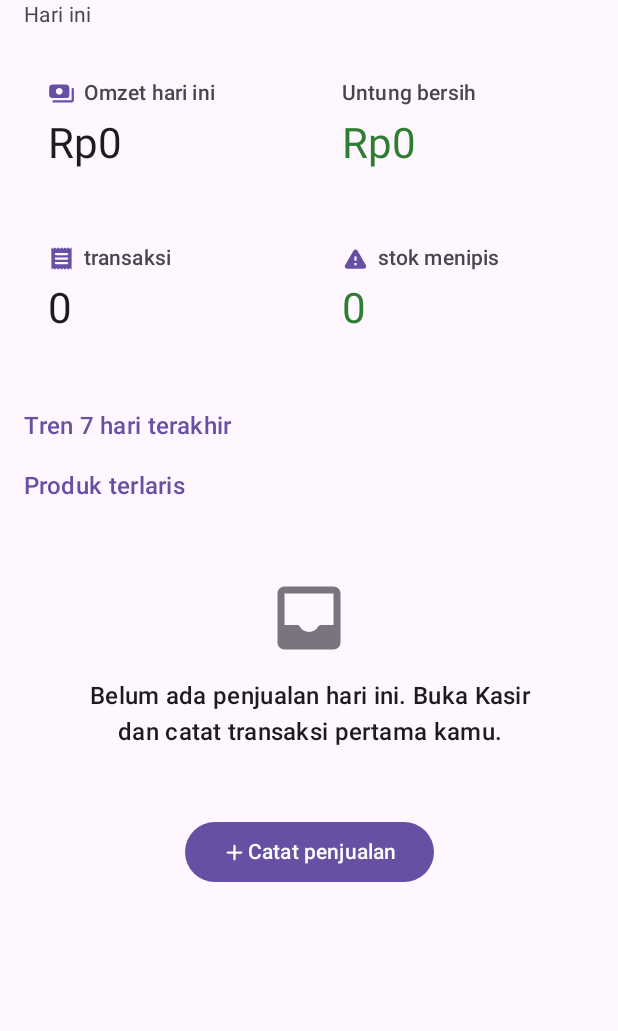
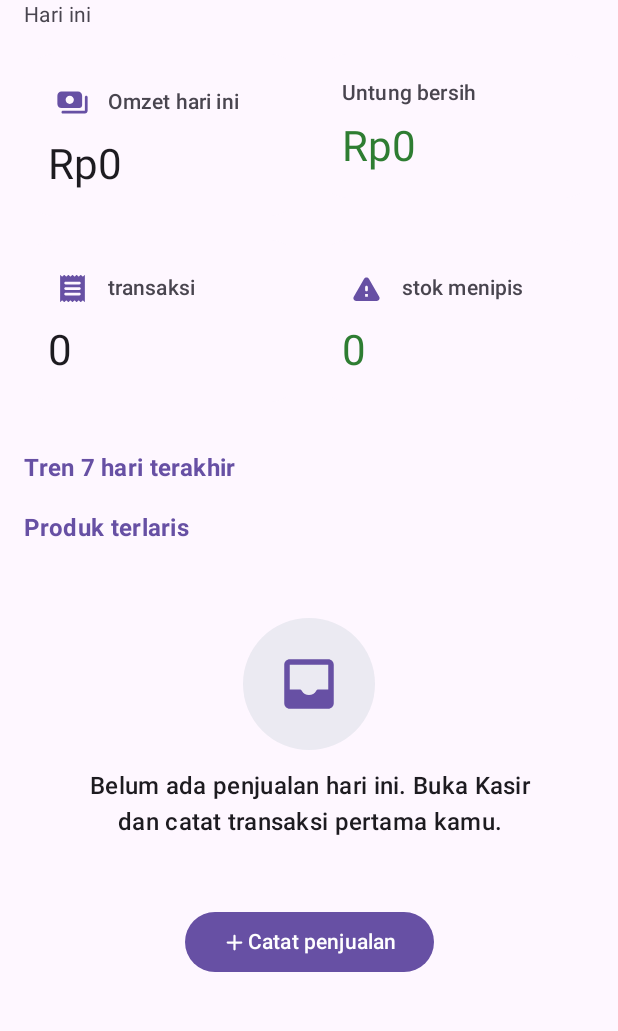
Before and after one commit to nekonaru/kalkulasa, an Android app built with Jetpack Compose: the composable HomeScreen shown on its own in the app's theme, on a phone screen of 412 x 824 dp, the part 78-1109 px from its top. Run offline under Robolectric (Android 15) with nearby library versions, the phone set to English and light mode, and no system bars; our stand-ins replace Dagger/Hilt's generated code; 5 statements that could not run were skipped.

Commit message:
feat: v1.5.0 suppliers module, purchase history in finance, design polish

```diff
--- a/app/build.gradle.kts
+++ b/app/build.gradle.kts
@@ -14,8 +14,8 @@ android {
         applicationId = "id.kalkulasa"
         minSdk = 24
         targetSdk = 35
-        versionCode = 5
-        versionName = "1.4.0"
+        versionCode = 6
+        versionName = "1.5.0"
 
         testInstrumentationRunner = "androidx.test.runner.AndroidJUnitRunner"
         resourceConfigurations += listOf("in", "en")
--- a/app/src/main/java/id/kalkulasa/data/repository/FinanceRepositoryImpl.kt
+++ b/app/src/main/java/id/kalkulasa/data/repository/FinanceRepositoryImpl.kt
@@ -8,6 +8,7 @@ import id.kalkulasa.data.local.entity.ExpenseEntity
 import id.kalkulasa.data.mapper.toDomain
 import id.kalkulasa.domain.model.CapitalEntry
 import id.kalkulasa.domain.model.Expense
+import id.kalkulasa.domain.model.PurchaseRecord
 import id.kalkulasa.domain.repository.FinanceRepository
 import id.kalkulasa.domain.usecase.HitungHppUseCase
 import kotlinx.coroutines.flow.Flow
@@ -25,6 +26,11 @@ class FinanceRepositoryImpl @Inject constructor(
 
     override fun observeRecentCapitalEntries(limit: Int): Flow<List<CapitalEntry>> =
         db.capitalEntryDao().observeRecent(limit).map { list -> list.map { it.toDomain() } }
+
+    override fun observeRecentPurchases(limit: Int): Flow<List<PurchaseRecord>> =
+        db.purchaseDao().observeRecent(limit).map { list ->
+            list.map { PurchaseRecord(it.id, it.pemasok, it.total, it.catatan, it.waktu) }
+        }
 
     override suspend fun addCapital(tipe: String, nominal: Long, catatan: String?) {
         val now = RepositorySupport.now()
--- a/app/src/main/java/id/kalkulasa/domain/repository/Repositories.kt
+++ b/app/src/main/java/id/kalkulasa/domain/repository/Repositories.kt
@@ -1,6 +1,7 @@
 package id.kalkulasa.domain.repository
 
 import id.kalkulasa.domain.model.BusinessProfile
+import id.kalkulasa.domain.model.PurchaseRecord
 import id.kalkulasa.domain.model.CapitalEntry
 import id.kalkulasa.domain.model.Category
 import id.kalkulasa.domain.model.CategoryType
@@ -15,6 +16,7 @@ import id.kalkulasa.domain.model.Receivable
 import id.kalkulasa.domain.model.Sale
 import id.kalkulasa.domain.model.SaleLine
 import id.kalkulasa.domain.model.StockMovement
+import id.kalkulasa.domain.model.SupplierSpend
 import id.kalkulasa.domain.usecase.ImportProdukUseCase
 import kotlinx.coroutines.flow.Flow
 
@@ -36,6 +38,10 @@ interface ProductRepository {
     suspend fun setArchived(id: String, archived: Boolean)
     /** Bulk-import products atomically. Returns count imported. */
     suspend fun importProducts(products: List<ImportProdukUseCase.ImportedProduct>): Int
+}
+
+interface SupplierRepository {
+    suspend fun supplierSpend(): List<SupplierSpend>
 }
 
 interface CategoryRepository {
@@ -84,6 +90,7 @@ interface SaleRepository {
 interface FinanceRepository {
     fun observeRecentExpenses(limit: Int = 100): Flow<List<Expense>>
     fun observeRecentCapitalEntries(limit: Int = 100): Flow<List<CapitalEntry>>
+    fun observeRecentPurchases(limit: Int = 100): Flow<List<PurchaseRecord>>
     suspend fun addCapital(tipe: String, nominal: Long, catatan: String?)
     suspend fun addExpense(kategoriId: String?, kategoriNama: String, nominal: Long, catatan: String?)
     suspend fun cashBalance(): Long
--- a/app/src/main/java/id/kalkulasa/presentation/component/Components.kt
+++ b/app/src/main/java/id/kalkulasa/presentation/component/Components.kt
@@ -1,12 +1,15 @@
 package id.kalkulasa.presentation.component
 
+import androidx.compose.foundation.Canvas
 import androidx.compose.foundation.layout.Arrangement
+import androidx.compose.foundation.layout.Box
 import androidx.compose.foundation.layout.Column
 import androidx.compose.foundation.layout.Row
 import androidx.compose.foundation.layout.fillMaxWidth
 import androidx.compose.foundation.layout.padding
 import androidx.compose.foundation.layout.size
 import androidx.compose.foundation.layout.width
+import androidx.compose.foundation.shape.RoundedCornerShape
 import androidx.compose.material.icons.Icons
 import androidx.compose.material.icons.rounded.Inbox
 import androidx.compose.material3.Card
@@ -17,7 +20,9 @@ import androidx.compose.material3.Text
 import androidx.compose.runtime.Composable
 import androidx.compose.ui.Alignment
 import androidx.compose.ui.Modifier
+import androidx.compose.ui.draw.clip
 import androidx.compose.ui.graphics.vector.ImageVector
+import androidx.compose.ui.text.font.FontWeight
 import androidx.compose.ui.text.style.TextAlign
 import androidx.compose.ui.unit.dp
 
@@ -35,14 +40,30 @@ fun KalkulasaEmptyState(
         horizontalAlignment = Alignment.CenterHorizontally,
         verticalArrangement = Arrangement.spacedBy(12.dp),
     ) {
-        Icon(icon, contentDescription = null, modifier = Modifier.size(56.dp), tint = MaterialTheme.colorScheme.outline)
-        Text(title, style = MaterialTheme.typography.titleMedium, textAlign = TextAlign.Center)
-        Text(body, style = MaterialTheme.typography.bodyMedium, textAlign = TextAlign.Center, color = MaterialTheme.colorScheme.onSurfaceVariant)
+        Box(
+            modifier = Modifier.size(88.dp),
+            contentAlignment = Alignment.Center,
+        ) {
+            Canvas(modifier = Modifier.size(88.dp)) {
+                drawCircle(
+                    color = androidx.compose.ui.graphics.Color(0x140F4C5C),
+                    radius = size.minDimension / 2,
+                )
+            }
+            Icon(icon, contentDescription = null, modifier = Modifier.size(44.dp), tint = MaterialTheme.colorScheme.primary)
+        }
+        Text(title, style = MaterialTheme.typography.titleMedium, textAlign = TextAlign.Center, fontWeight = FontWeight.SemiBold)
+        Text(
+            body,
+            style = MaterialTheme.typography.bodyMedium,
+            textAlign = TextAlign.Center,
+            color = MaterialTheme.colorScheme.onSurfaceVariant,
+        )
         action?.invoke()
     }
 }
 
-/** Big number stat card used on Beranda and Laporan. */
+/** Big number stat card used on Beranda and Laporan. Icon sits in a tonal chip. */
 @Composable
 fun StatCard(
     label: String,
@@ -53,15 +74,35 @@ fun StatCard(
 ) {
     Card(
         modifier = modifier,
+        shape = RoundedCornerShape(20.dp),
         colors = CardDefaults.cardColors(containerColor = MaterialTheme.colorScheme.surface),
-        elevation = CardDefaults.cardElevation(defaultElevation = 1.dp),
+        elevation = CardDefaults.cardElevation(defaultElevation = 0.dp),
     ) {
-        Column(modifier = Modifier.padding(16.dp), verticalArrangement = Arrangement.spacedBy(6.dp)) {
-            Row(verticalAlignment = Alignment.CenterVertically, horizontalArrangement = Arrangement.spacedBy(6.dp)) {
-                icon?.let { Icon(it, contentDescription = null, modifier = Modifier.size(18.dp), tint = MaterialTheme.colorScheme.primary) }
+        Column(modifier = Modifier.padding(16.dp), verticalArrangement = Arrangement.spacedBy(8.dp)) {
+            Row(verticalAlignment = Alignment.CenterVertically, horizontalArrangement = Arrangement.spacedBy(8.dp)) {
+                icon?.let {
+                    Box(
+                        modifier = Modifier
+                            .size(32.dp)
+                            .clip(RoundedCornerShape(10.dp)),
+                        contentAlignment = Alignment.Center,
+                    ) {
+                        Icon(
+                            it,
+                            contentDescription = null,
+                            modifier = Modifier.size(22.dp),
+                            tint = MaterialTheme.colorScheme.primary,
+                        )
+                    }
+                }
                 Text(label, style = MaterialTheme.typography.labelLarge, color = MaterialTheme.colorScheme.onSurfaceVariant)
             }
-            Text(value, style = MaterialTheme.typography.headlineMedium, color = valueColor)
+            Text(
+                value,
+                style = MaterialTheme.typography.headlineMedium,
+                color = valueColor,
+                maxLines = 1,
+            )
         }
     }
 }
@@ -73,14 +114,23 @@ fun SectionHeader(title: String, modifier: Modifier = Modifier, trailing: (@Comp
         verticalAlignment = Alignment.CenterVertically,
         horizontalArrangement = Arrangement.SpaceBetween,
     ) {
-        Text(title, style = MaterialTheme.typography.titleMedium, color = MaterialTheme.colorScheme.primary)
+        Text(
+            title,
+            style = MaterialTheme.typography.titleMedium,
+            color = MaterialTheme.colorScheme.primary,
+            fontWeight = FontWeight.Bold,
+        )
         trailing?.invoke()
     }
 }
 
 @Composable
 fun LabeledValueRow(label: String, value: String, modifier: Modifier = Modifier, emphasize: Boolean = false) {
-    Row(modifier = modifier.fillMaxWidth().padding(vertical = 6.dp), horizontalArrangement = Arrangement.SpaceBetween) {
+    Row(
+        modifier = modifier.fillMaxWidth().padding(vertical = 6.dp),
+        horizontalArrangement = Arrangement.SpaceBetween,
+        verticalAlignment = Alignment.CenterVertically,
+    ) {
         Text(
             label,
             style = if (emphasize) MaterialTheme.typography.titleMedium else MaterialTheme.typography.bodyLarge,
--- a/app/src/main/java/id/kalkulasa/presentation/navigation/Routes.kt
+++ b/app/src/main/java/id/kalkulasa/presentation/navigation/Routes.kt
@@ -14,4 +14,5 @@ object Routes {
     const val CATEGORIES = "categories"
     const val SALES_HISTORY = "sales-history"
     const val IMPORT_PRODUCTS = "import-products"
+    const val SUPPLIERS = "suppliers"
 }
```
Also changed, not shown: app/src/main/java/id/kalkulasa/data/local/dao/Daos.kt (+13 -0 lines), app/src/main/java/id/kalkulasa/data/repository/SupplierRepositoryImpl.kt (added, +21 -0 lines), app/src/main/java/id/kalkulasa/di/AppModule.kt (+7 -0 lines), app/src/main/java/id/kalkulasa/domain/model/Models.kt (+15 -0 lines), app/src/main/java/id/kalkulasa/presentation/finance/FinanceScreen.kt (+9 -1 lines), app/src/main/java/id/kalkulasa/presentation/finance/FinanceViewModel.kt (+7 -2 lines), app/src/main/java/id/kalkulasa/presentation/navigation/KalkulasaNavHost.kt (+7 -0 lines), app/src/main/java/id/kalkulasa/presentation/supplier/SupplierScreen.kt (added, +96 -0 lines), app/src/main/java/id/kalkulasa/presentation/supplier/SupplierViewModel.kt (added, +33 -0 lines), app/src/main/res/values/strings.xml (+7 -0 lines), 5 other files.
